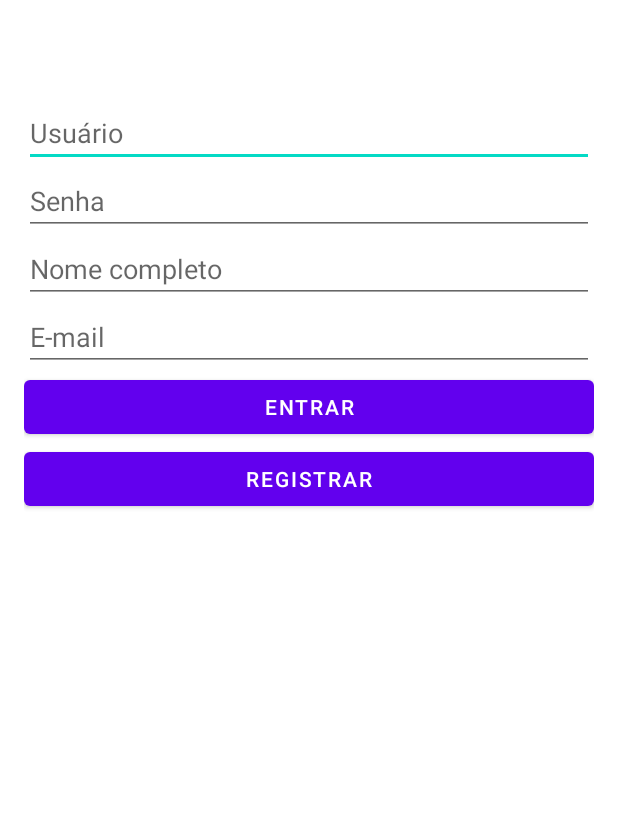
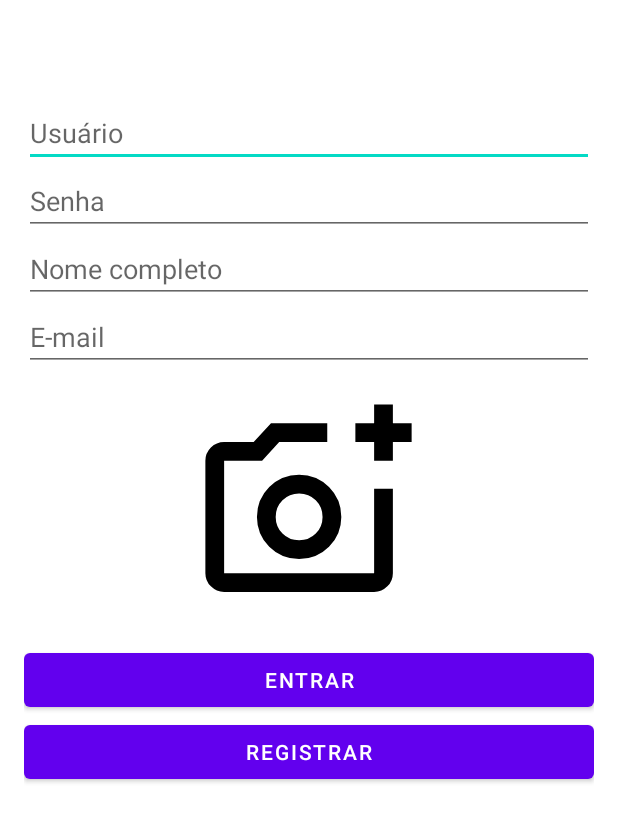
Before and after one commit to sophya-ribeiro/Finance, an Android app: the screen it shows after launch (MainActivity), on a phone screen of 412 x 824 dp. Shown: the top 822 px of the screen. Run offline under Robolectric (Android 15) with nearby library versions, the phone set to English and light mode, and no system bars; our stand-ins replace Room's generated code; 1 statement that could not run was skipped.

Commit message:
feat(login): add photo in registration

```diff
--- a/app/src/main/java/com/example/finance/MainActivity.java
+++ b/app/src/main/java/com/example/finance/MainActivity.java
@@ -2,9 +2,27 @@ package com.example.finance;
 
 import android.content.Intent;
 import android.os.Bundle;
+import android.view.View;
 import android.widget.*;
+
+import androidx.annotation.NonNull;
 import androidx.appcompat.app.AppCompatActivity;
 import com.example.finance.data.User;
+
+import android.Manifest;
+import android.content.pm.PackageManager;
+import android.graphics.Bitmap;
+import android.net.Uri;
+import android.provider.MediaStore;
+import android.widget.ImageView;
+import androidx.activity.result.ActivityResultLauncher;
+import androidx.activity.result.contract.ActivityResultContracts;
+import androidx.core.app.ActivityCompat;
+import androidx.core.content.ContextCompat;
+import androidx.core.content.FileProvider;
+
+import java.io.ByteArrayOutputStream;
+import java.io.File;
 
 public class MainActivity extends AppCompatActivity {
 
@@ -12,6 +30,12 @@ public class MainActivity extends AppCompatActivity {
     private TextView tvResult;
     private final String AES_KEY = "1234567890123456"; // chave de 16 bytes
     private UserManager userManager;
+
+    private ImageView imgFoto;
+    private Bitmap fotoBitmap;
+    private Uri imageUri;
+    private ActivityResultLauncher<Uri> takePictureLauncher;
+    private static final int CAMERA_PERMISSION_CODE = 100;
 
     @Override
     protected void onCreate(Bundle savedInstanceState) {
@@ -25,6 +49,10 @@ public class MainActivity extends AppCompatActivity {
         etEmail = findViewById(R.id.etEmail);
         tvResult = findViewById(R.id.tvResult);
 
+        imgFoto = findViewById(R.id.imgFoto);
+        imageUri = createUri();
+        registerPictureLauncher();
+
         findViewById(R.id.btnRegister).setOnClickListener(v -> {
             String username = getText(etUsername);
             String password = getText(etPassword);
@@ -36,7 +64,16 @@ public class MainActivity extends AppCompatActivity {
                 return;
             }
 
-            userManager.registerUser(username, nome, email, password, result -> runOnUiThread(() -> {
+            if (fotoBitmap == null) {
+                tvResult.setText("Tire uma foto para continuar.");
+                return;
+            }
+
+            ByteArrayOutputStream stream = new ByteArrayOutputStream();
+            fotoBitmap.compress(Bitmap.CompressFormat.PNG, 100, stream);
+            byte[] fotoBytes = stream.toByteArray();
+
+            userManager.registerUser(username, nome, email, password, fotoBytes, result -> runOnUiThread(() -> {
                 if (result) {
                     tvResult.setText("Usuário registrado com sucesso.");
                 } else {
@@ -70,4 +107,45 @@ public class MainActivity extends AppCompatActivity {
     private String getText(EditText et) {
         return et.getText().toString().trim();
     }
+
+    private Uri createUri() {
+        File imageFile = new File(getFilesDir(), "user_photo.jpg");
+        return FileProvider.getUriForFile(
+                this,
+                getPackageName() + ".fileprovider",
+                imageFile
+        );
+    }
+
+    private void registerPictureLauncher() {
+        takePictureLauncher = registerForActivityResult(
+                new ActivityResultContracts.TakePicture(),
+                result -> {
+                    if (result) {
+                        imgFoto.setImageURI(null);
+                        imgFoto.setImageURI(imageUri);
+                        try {
+                            fotoBitmap = MediaStore.Images.Media.getBitmap(getContentResolver(), imageUri);
+                        } catch (Exception e) {
+                            e.printStackTrace();
+                        }
+                    }
+                });
+    }
+
+    public void capturarImagem(View view) {
+        if (ContextCompat.checkSelfPermission(this, Manifest.permission.CAMERA) != PackageManager.PERMISSION_GRANTED) {
+            ActivityCompat.requestPermissions(this, new String[]{Manifest.permission.CAMERA}, CAMERA_PERMISSION_CODE);
+        } else {
+            takePictureLauncher.launch(imageUri);
+        }
+    }
+
+    @Override
+    public void onRequestPermissionsResult(int requestCode, @NonNull String[] permissions, @NonNull int[] grantResults) {
+        super.onRequestPermissionsResult(requestCode, permissions, grantResults);
+        if (requestCode == CAMERA_PERMISSION_CODE && grantResults.length > 0 && grantResults[0] == PackageManager.PERMISSION_GRANTED) {
+            takePictureLauncher.launch(imageUri);
+        }
+    }
 }
--- a/app/src/main/java/com/example/finance/UserManager.java
+++ b/app/src/main/java/com/example/finance/UserManager.java
@@ -17,7 +17,7 @@ public class UserManager {
         this.userDao = db.userDao();
     }
 
-    public void registerUser(String username, String nome, String email, String password, RegistrationCallback callback) {
+    public void registerUser(String username, String nome, String email, String password, byte[] foto, RegistrationCallback callback) {
         new Thread(() -> {
             try {
                 if (userDao.getUserByUsername(username) != null) {
@@ -32,6 +32,7 @@ public class UserManager {
                 user.nome = nome;
                 user.email = email;
                 user.hashedPassword = hashed;
+                user.foto = foto;
 
                 userDao.insert(user);
                 callback.onRegistrationResult(true);
--- /dev/null
+++ b/app/src/main/res/drawable/outline_add_a_photo_24.xml
@@ -0,0 +1,5 @@
+<vector xmlns:android="http://schemas.android.com/apk/res/android" android:height="24dp" android:tint="#000000" android:viewportHeight="960" android:viewportWidth="960" android:width="24dp">
+
+    <path android:fillColor="@android:color/white" android:pathData="M440,520L440,520L440,520L440,520L440,520L440,520Q440,520 440,520Q440,520 440,520L440,520Q440,520 440,520Q440,520 440,520L440,520Q440,520 440,520Q440,520 440,520L440,520L440,520ZM120,840Q87,840 63.5,816.5Q40,793 40,760L40,280Q40,247 63.5,223.5Q87,200 120,200L246,200L320,120L560,120L560,200L355,200L282,280L120,280Q120,280 120,280Q120,280 120,280L120,760Q120,760 120,760Q120,760 120,760L760,760Q760,760 760,760Q760,760 760,760L760,400L840,400L840,760Q840,793 816.5,816.5Q793,840 760,840L120,840ZM760,280L760,200L680,200L680,120L760,120L760,40L840,40L840,120L920,120L920,200L840,200L840,280L760,280ZM440,700Q515,700 567.5,647.5Q620,595 620,520Q620,445 567.5,392.5Q515,340 440,340Q365,340 312.5,392.5Q260,445 260,520Q260,595 312.5,647.5Q365,700 440,700ZM440,620Q398,620 369,591Q340,562 340,520Q340,478 369,449Q398,420 440,420Q482,420 511,449Q540,478 540,520Q540,562 511,591Q482,620 440,620Z"/>
+
+</vector>
--- a/app/src/main/res/layout/activity_main.xml
+++ b/app/src/main/res/layout/activity_main.xml
@@ -43,6 +43,15 @@
             android:hint="E-mail"
             android:inputType="textEmailAddress" />
 
+        <ImageView
+            android:id="@+id/imgFoto"
+            android:layout_width="150dp"
+            android:layout_height="150dp"
+            android:layout_gravity="center_horizontal"
+            android:layout_margin="16dp"
+            android:scaleType="centerCrop"
+            android:src="@drawable/outline_add_a_photo_24"
+            android:onClick="capturarImagem" />
 
         <Button
             android:id="@+id/btnLogin"
--- /dev/null
+++ b/app/src/main/res/xml/file_paths.xml
@@ -0,0 +1,4 @@
+<?xml version="1.0" encoding="utf-8"?>
+<paths xmlns:android="http://schemas.android.com/apk/res/android">
+    <files-path name="images" path="." />
+</paths>
```
Also changed, not shown: app/src/main/AndroidManifest.xml (+10 -0 lines).
